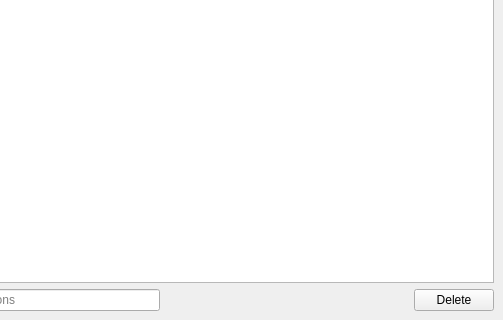
Before: the Qt Designer form 2.x/UI/dooble_certificate_exceptions.ui in textbrowser/dooble, drawn with Qt 5; both pictures show x 97 to 600 and y 495 to 815 of the 600 by 815 pixel window.
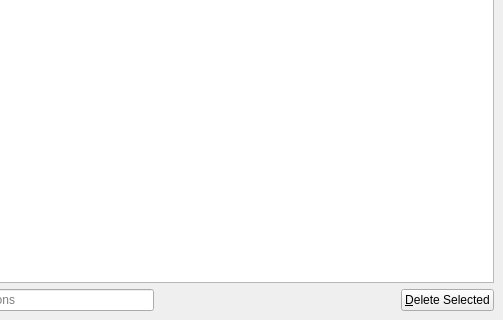
After: the same form once the commit is applied. Icons and pictures are not drawn. Custom widgets are drawn as their Qt base class.

Commit message: Remove selected exceptions.

Diff of the .ui file:
```diff
--- a/2.x/UI/dooble_certificate_exceptions.ui
+++ b/2.x/UI/dooble_certificate_exceptions.ui
@@ -92,7 +92,7 @@
       <item>
        <widget class="QPushButton" name="delete_rows">
         <property name="text">
-         <string>Delete</string>
+         <string>&amp;Delete Selected</string>
         </property>
        </widget>
       </item>
```
Left out of the diff: 4 changed lines with no effect on the pictures. The commit also changes 5 other files.
